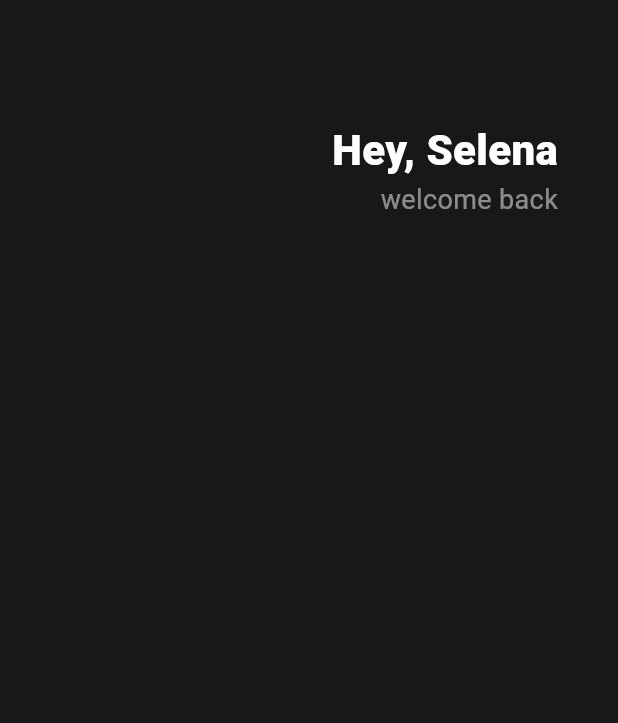
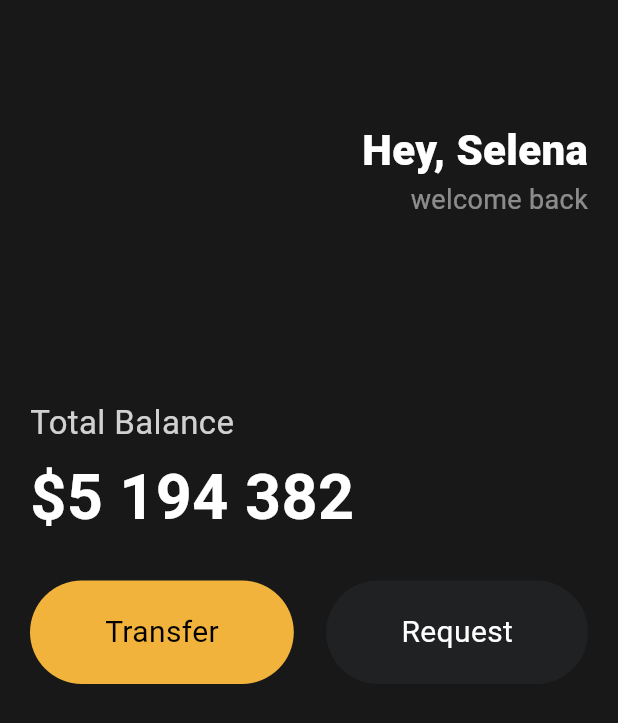
Before and after one commit to yundoun/toonflix, a Flutter app: the screen it shows after launch, on a phone screen of 412 x 824 dp. Shown: the top 723 px of the screen. Run offline on Flutter 3.47's test engine with Material 3 defaults, Android fonts, the phone set to English and light mode, and no system bars.

Commit message:
Feat : 버튼 위젯 생성

```diff
--- a/lib/main.dart
+++ b/lib/main.dart
@@ -1,18 +1,22 @@
 import 'package:flutter/material.dart';
+import 'package:toonflix/widgets/button.dart';
 
 void main() {
-  runApp(App());
+  runApp(const App());
 }
 
 class App extends StatelessWidget {
+  const App({super.key});
+
   @override
   Widget build(BuildContext context) {
     return MaterialApp(
       home: Scaffold(
         backgroundColor: const Color(0xFF181818),
         body: Padding(
-          padding: const EdgeInsets.symmetric(horizontal: 40),
+          padding: const EdgeInsets.symmetric(horizontal: 20),
           child: Column(
+            crossAxisAlignment: CrossAxisAlignment.start,
             children: [
               const SizedBox(
                 height: 80,
@@ -41,6 +45,41 @@ class App extends StatelessWidget {
                   ),
                 ],
               ),
+              const SizedBox(
+                height: 120,
+              ),
+              Text(
+                'Total Balance',
+                style: TextStyle(
+                    fontSize: 22, color: Colors.white.withOpacity(0.8)),
+              ),
+              const SizedBox(
+                height: 5,
+              ),
+              const Text(
+                '\$5 194 382',
+                style: TextStyle(
+                  fontSize: 42,
+                  fontWeight: FontWeight.w600,
+                  color: Colors.white,
+                ),
+              ),
+              const SizedBox(
+                height: 25,
+              ),
+              const Row(
+                mainAxisAlignment: MainAxisAlignment.spaceBetween,
+                children: [
+                  Button(
+                      text: "Transfer",
+                      bgColor: Color(0xFFF1B33B),
+                      textColor: Colors.black),
+                  Button(
+                      text: 'Request',
+                      bgColor: Color(0xFF1F2123),
+                      textColor: Colors.white),
+                ],
+              )
             ],
           ),
         ),
--- /dev/null
+++ b/lib/widgets/button.dart
@@ -0,0 +1,37 @@
+import 'package:flutter/material.dart';
+
+class Button extends StatelessWidget {
+  final String text;
+  final Color bgColor;
+  final Color textColor;
+
+  const Button({
+    super.key,
+    required this.text,
+    required this.bgColor,
+    required this.textColor,
+  });
+
+  @override
+  Widget build(BuildContext context) {
+    return Container(
+      decoration: BoxDecoration(
+        color: bgColor,
+        borderRadius: BorderRadius.circular(45),
+      ),
+      child: Padding(
+        padding: const EdgeInsets.symmetric(
+          vertical: 20,
+          horizontal: 50,
+        ),
+        child: Text(
+          text,
+          style: TextStyle(
+            fontSize: 20,
+            color: textColor,
+          ),
+        ),
+      ),
+    );
+  }
+}
```
